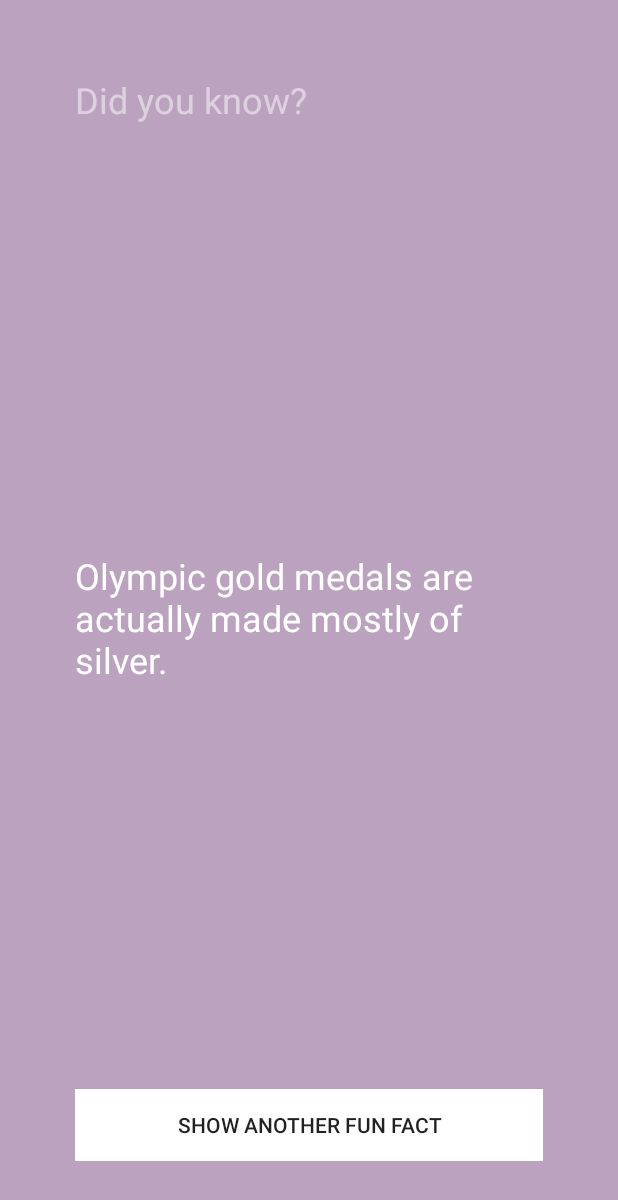
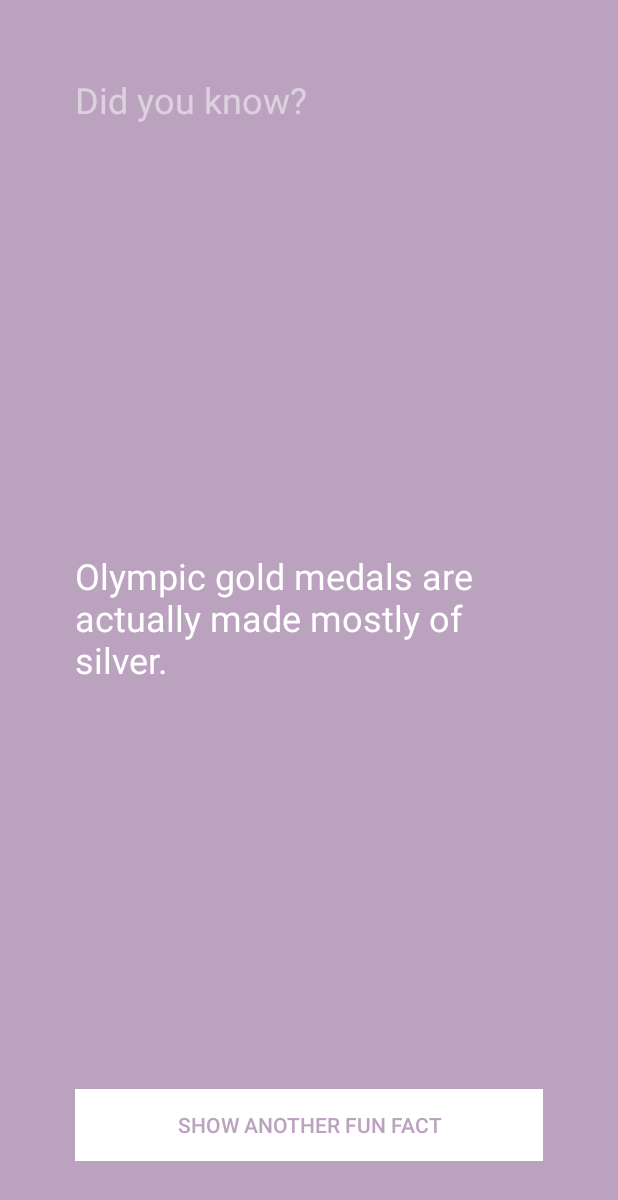
Before and after one commit to pcorletto/FunFactsApp, an Android app: the screen it shows after launch (FunFactsActivity), after a tap on "SHOW ANOTHER FUN FACT", on a phone screen of 412 x 824 dp. Shown: the top 1200 px of the screen. Run offline under Robolectric (Android 15) with nearby library versions, the phone set to English and light mode, and no system bars.

Commit message:
2nd commit: After adding onSaveInstanceState and onRestoreInstanceState

```diff
--- a/app/src/main/java/com/example/android/funfacts/FunFactsActivity.java
+++ b/app/src/main/java/com/example/android/funfacts/FunFactsActivity.java
@@ -13,10 +13,37 @@ import android.widget.TextView;
 public class FunFactsActivity extends ActionBarActivity {
 
     public static final String TAG = FunFactsActivity.class.getSimpleName();
+    private static final String KEY_FACT = "KEY_FACT" ;
+    private static final String KEY_COLOR = "KEY_COLOR";
 
     private FactBook mFactBook = new FactBook();
+    private String mFact = mFactBook.mFacts[0];
+    private int mColor = Color.parseColor("#51b46d");
+
+    private TextView factLabel;
+    private Button showFactButton;
+    private RelativeLayout screen;
 
 
+    @Override
+    protected void onSaveInstanceState(Bundle outState) {
+        super.onSaveInstanceState(outState);
+
+        outState.putString(KEY_FACT, mFact);
+        outState.putInt(KEY_COLOR, mColor);
+    }
+
+    @Override
+    protected void onRestoreInstanceState(Bundle savedInstanceState) {
+        super.onRestoreInstanceState(savedInstanceState);
+
+        mFact = savedInstanceState.getString(KEY_FACT);
+        mColor = savedInstanceState.getInt(KEY_COLOR);
+        factLabel.setText(mFact);
+        showFactButton.setTextColor(mColor);
+        screen.setBackgroundColor(mColor);
+
+    }
 
     @Override
     protected void onCreate(Bundle savedInstanceState) {
@@ -24,24 +51,25 @@ public class FunFactsActivity extends ActionBarActivity {
         setContentView(R.layout.activity_fun_facts);
 
         // Declare our view variables and assign them the Views from the layout file.
-        final TextView factLabel = (TextView) findViewById(R.id.factTextView);
-        Button showFactButton = (Button) findViewById(R.id.showFactButton);
-        final RelativeLayout screen = (RelativeLayout) findViewById(R.id.screen);
+        factLabel = (TextView) findViewById(R.id.factTextView);
+        showFactButton = (Button) findViewById(R.id.showFactButton);
+        screen = (RelativeLayout) findViewById(R.id.screen);
 
         View.OnClickListener listener = new View.OnClickListener() {
             @Override
             public void onClick(View v) {
 
-            String fact = mFactBook.getFact();
+            mFact = mFactBook.getFact();
             String color = mFactBook.getColor();
 
             // Update the label with our dynamic fact
-            factLabel.setText(fact);
+            factLabel.setText(mFact);
 
             //Dynamically change the background color
-            int color2 = Color.parseColor(color);
+            mColor = Color.parseColor(color);
 
-            screen.setBackgroundColor(color2);
+                screen.setBackgroundColor(mColor);
+                showFactButton.setTextColor(mColor);
 
             }
         };
--- /dev/null
+++ b/app/src/main/res/values-w820dp/dimens.xml
@@ -0,0 +1,6 @@
+<resources>
+    <!-- Example customization of dimensions originally defined in res/values/dimens.xml
+         (such as screen margins) for screens with more than 820dp of available width. This
+         would include 7" and 10" devices in landscape (~960dp and ~1280dp respectively). -->
+    <dimen name="activity_horizontal_margin">64dp</dimen>
+</resources>
```
